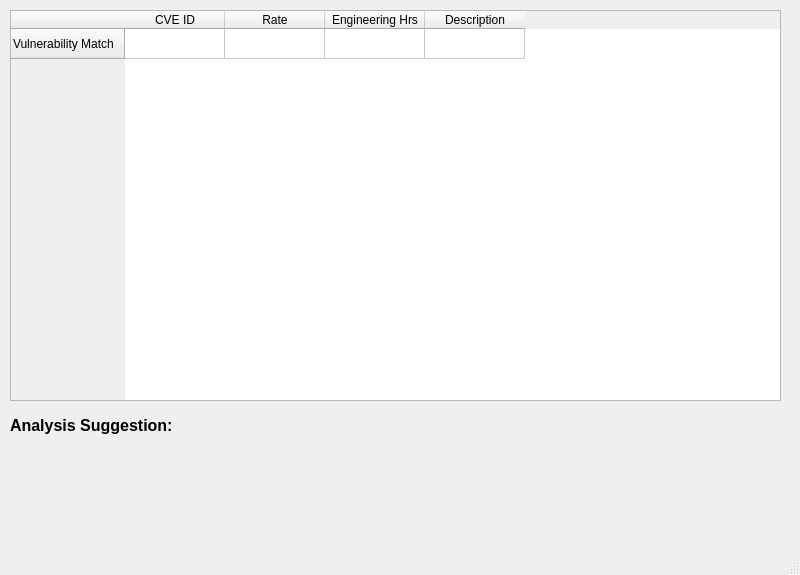
This is RunScanWindow.ui in SeanDavies22/Vibing-Leopards as Qt 5 draws it before an edit. The edited form follows.
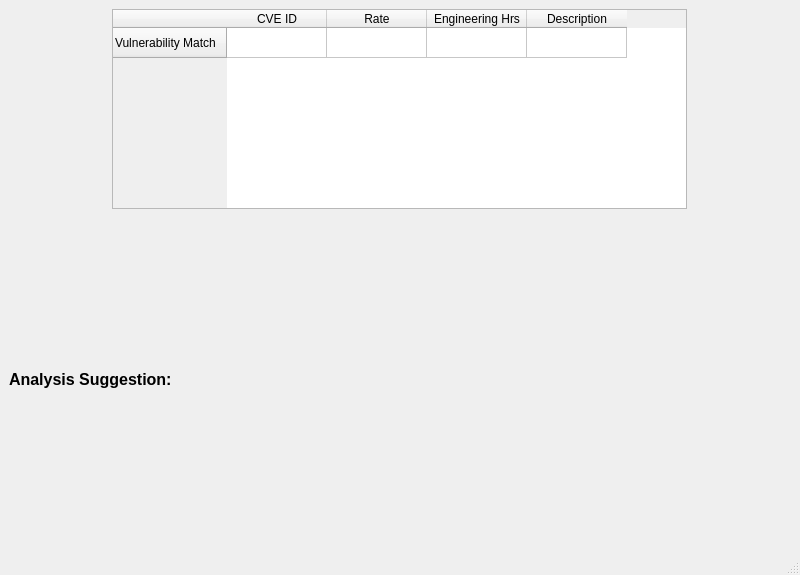
This is the edited form.

Commit message: Made scan window able to be resized by user, and scale correctly

Diff of the .ui file:
```diff
--- a/RunScanWindow.ui
+++ b/RunScanWindow.ui
@@ -10,13 +10,13 @@
     <height>575</height>
    </rect>
   </property>
-  <property name="minimumSize">
-   <size>
-    <width>800</width>
-    <height>575</height>
-   </size>
+  <property name="sizePolicy">
+   <sizepolicy hsizetype="MinimumExpanding" vsizetype="MinimumExpanding">
+    <horstretch>0</horstretch>
+    <verstretch>0</verstretch>
+   </sizepolicy>
   </property>
-  <property name="maximumSize">
+  <property name="minimumSize">
    <size>
     <width>800</width>
     <height>575</height>
@@ -26,18 +26,35 @@
    <string>Run Analysis</string>
   </property>
   <widget class="QWidget" name="centralwidget">
-   <widget class="QWidget" name="verticalLayoutWidget">
-    <property name="geometry">
-     <rect>
-      <x>10</x>
-      <y>10</y>
-      <width>771</width>
-      <height>391</height>
-     </rect>
-    </property>
+   <layout class="QGridLayout" name="gridLayout">
+    <item row="0" column="0">
     <layout class="QVBoxLayout" name="verticalLayout">
-     <item>
+      <property name="sizeConstraint">
+       <enum>QLayout::SetMinimumSize</enum>
+      </property>
+      <item alignment="Qt::AlignHCenter|Qt::AlignTop">
       <widget class="QTableWidget" name="dataTable">
+        <property name="sizePolicy">
+         <sizepolicy hsizetype="MinimumExpanding" vsizetype="MinimumExpanding">
+          <horstretch>0</horstretch>
+          <verstretch>0</verstretch>
+         </sizepolicy>
+        </property>
+        <property name="minimumSize">
+         <size>
+          <width>575</width>
+          <height>200</height>
+         </size>
+        </property>
+        <property name="mouseTracking">
+         <bool>false</bool>
+        </property>
+        <property name="sizeAdjustPolicy">
+         <enum>QAbstractScrollArea::AdjustToContents</enum>
+        </property>
+        <property name="sortingEnabled">
+         <bool>true</bool>
+        </property>
        <row>
         <property name="text">
          <string>Vulnerability Match</string>
@@ -66,23 +83,29 @@
       </widget>
      </item>
     </layout>
-   </widget>
-   <widget class="QWidget" name="verticalLayoutWidget_2">
-    <property name="geometry">
-     <rect>
-      <x>10</x>
-      <y>410</y>
-      <width>241</width>
-      <height>31</height>
-     </rect>
-    </property>
+    </item>
+    <item row="1" column="0">
     <layout class="QVBoxLayout" name="suggestionLabelVLayout">
+      <property name="sizeConstraint">
+       <enum>QLayout::SetMinimumSize</enum>
+      </property>
      <item>
       <widget class="QLabel" name="analysisSuggestionLabe">
+        <property name="sizePolicy">
+         <sizepolicy hsizetype="MinimumExpanding" vsizetype="MinimumExpanding">
+          <horstretch>0</horstretch>
+          <verstretch>0</verstretch>
+         </sizepolicy>
+        </property>
+        <property name="minimumSize">
+         <size>
+          <width>575</width>
+          <height>200</height>
+         </size>
+        </property>
        <property name="font">
         <font>
          <pointsize>12</pointsize>
-         <weight>75</weight>
          <bold>true</bold>
         </font>
        </property>
@@ -92,7 +115,8 @@
       </widget>
      </item>
     </layout>
-   </widget>
+    </item>
+   </layout>
   </widget>
   <widget class="QMenuBar" name="menubar">
    <property name="geometry">
```
Left out of the diff: 2 changed lines with no effect on the pictures. Lines whose indentation alone changed are shown as unchanged. The commit also changes 1 other file.
